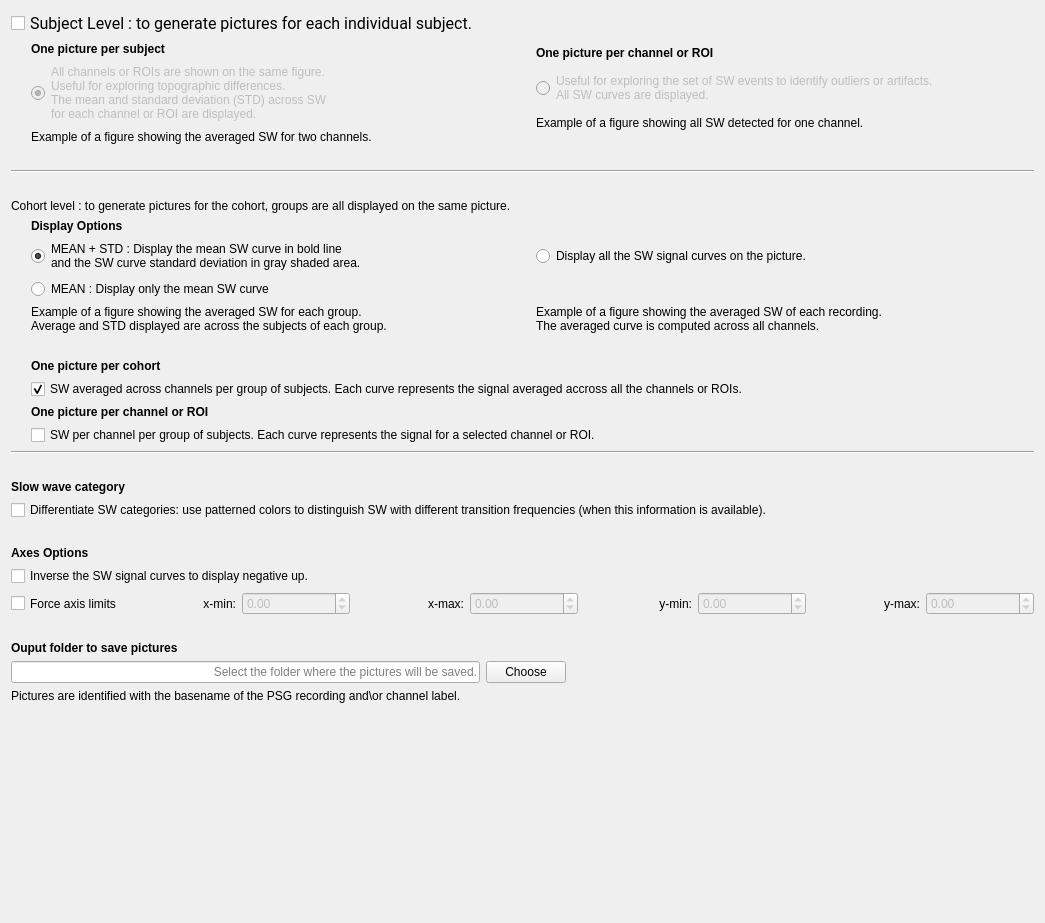
Above: tools/CEAMSTools/SlowWaveImages/OutputFiles/Ui_OutputFiles.ui from SnoozToolbox/snooz-package-ceams before the change. Below: the same form after it.
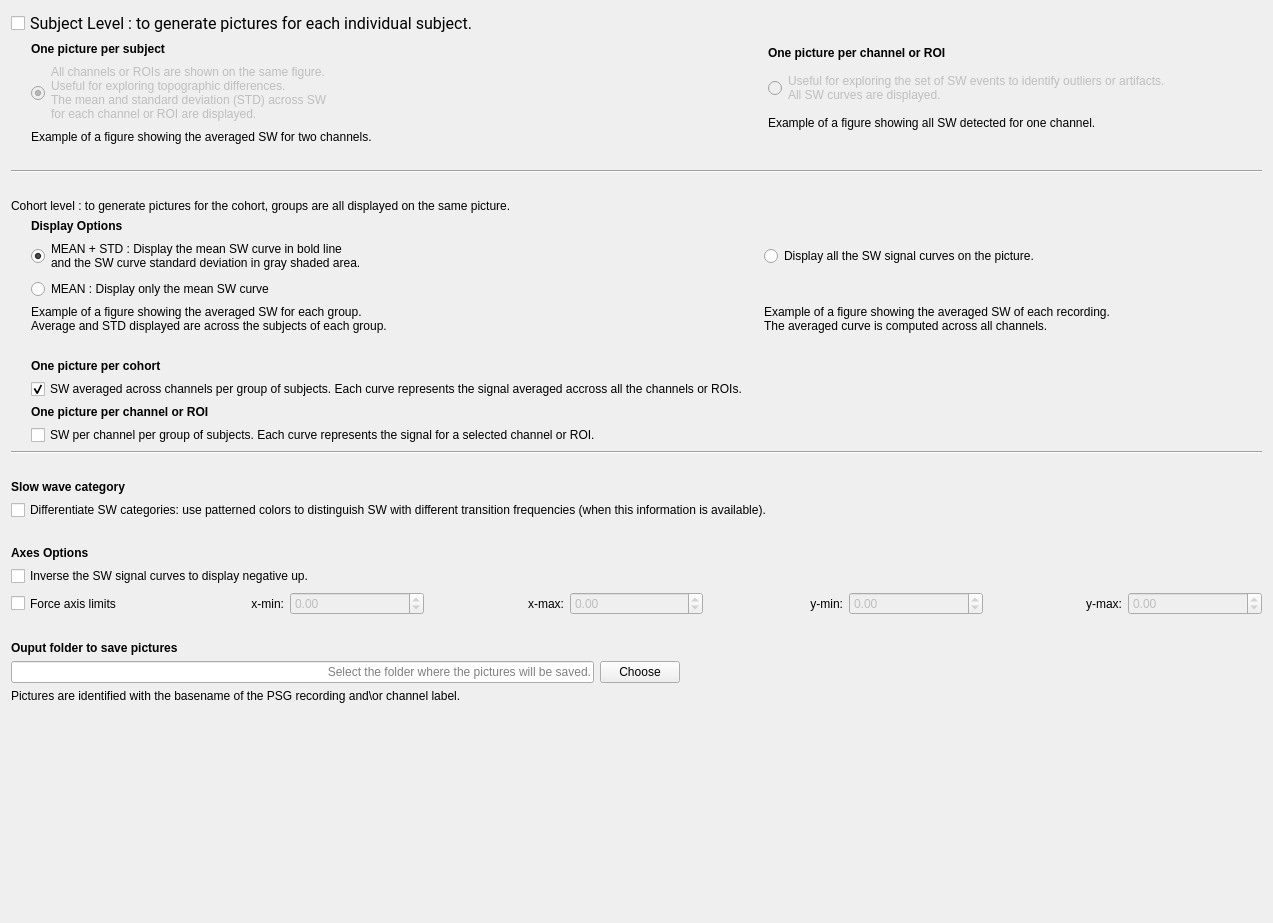
That is the form after the change.

```diff
--- a/tools/CEAMSTools/SlowWaveImages/OutputFiles/Ui_OutputFiles.ui
+++ b/tools/CEAMSTools/SlowWaveImages/OutputFiles/Ui_OutputFiles.ui
@@ -6,7 +6,7 @@
    <rect>
     <x>0</x>
     <y>0</y>
-    <width>1045</width>
+    <width>1273</width>
     <height>923</height>
    </rect>
   </property>
@@ -117,6 +117,19 @@
          </item>
         </layout>
        </item>
+       <item>
+        <spacer name="horizontalSpacer_4">
+         <property name="orientation">
+          <enum>Qt::Orientation::Horizontal</enum>
+         </property>
+         <property name="sizeHint" stdset="0">
+          <size>
+           <width>40</width>
+           <height>20</height>
+          </size>
+         </property>
+        </spacer>
+       </item>
        <item>
         <layout class="QVBoxLayout" name="verticalLayout_4">
          <item>
@@ -152,7 +165,7 @@
          <item>
           <widget class="QLabel" name="label_18">
            <property name="text">
-            <string>Example of a figure showing all SW detected for one channel.</string>
+            <string>Example of a figure showing all SW detected for one channel.                                                  </string>
            </property>
           </widget>
          </item>
@@ -232,53 +245,6 @@
          </item>
          <item>
           <layout class="QGridLayout" name="gridLayout">
-           <item row="3" column="1">
-            <widget class="QLabel" name="label_cohort_pic_all">
-             <property name="enabled">
-              <bool>true</bool>
-             </property>
-             <property name="sizePolicy">
-              <sizepolicy hsizetype="Preferred" vsizetype="Preferred">
-               <horstretch>0</horstretch>
-               <verstretch>0</verstretch>
-              </sizepolicy>
-             </property>
-             <property name="minimumSize">
-              <size>
-               <width>0</width>
-               <height>0</height>
-              </size>
-             </property>
-             <property name="maximumSize">
-              <size>
-               <width>16777215</width>
-               <height>16777215</height>
-              </size>
-             </property>
-             <property name="frameShape">
-              <enum>QFrame::Shape::NoFrame</enum>
-             </property>
-             <property name="text">
-              <string/>
-             </property>
-             <property name="scaledContents">
-              <bool>false</bool>
-             </property>
-             <property name="alignment">
-              <set>Qt::AlignmentFlag::AlignLeading|Qt::AlignmentFlag::AlignLeft|Qt::AlignmentFlag::AlignVCenter</set>
-             </property>
-            </widget>
-           </item>
-           <item row="0" column="1">
-            <widget class="QRadioButton" name="radioButton_all">
-             <property name="text">
-              <string>Display all the SW signal curves on the picture.</string>
-             </property>
-             <attribute name="buttonGroup">
-              <string notr="true">buttonGroup_mean</string>
-             </attribute>
-            </widget>
-           </item>
            <item row="1" column="0">
             <widget class="QRadioButton" name="radioButton_mean">
              <property name="text">
@@ -289,6 +255,45 @@
              </attribute>
             </widget>
            </item>
+           <item row="3" column="0">
+            <widget class="QLabel" name="label_cohort_pic_shade">
+             <property name="sizePolicy">
+              <sizepolicy hsizetype="Preferred" vsizetype="Preferred">
+               <horstretch>0</horstretch>
+               <verstretch>0</verstretch>
+              </sizepolicy>
+             </property>
+             <property name="minimumSize">
+              <size>
+               <width>0</width>
+               <height>0</height>
+              </size>
+             </property>
+             <property name="maximumSize">
+              <size>
+               <width>16777215</width>
+               <height>16777215</height>
+              </size>
+             </property>
+             <property name="frameShape">
+              <enum>QFrame::Shape::NoFrame</enum>
+             </property>
+             <property name="text">
+              <string/>
+             </property>
+             <property name="scaledContents">
+              <bool>false</bool>
+             </property>
+            </widget>
+           </item>
+           <item row="2" column="2">
+            <widget class="QLabel" name="label_7">
+             <property name="text">
+              <string>Example of a figure showing the averaged SW of each recording.
+The averaged curve is computed across all channels.</string>
+             </property>
+            </widget>
+           </item>
            <item row="0" column="0">
             <widget class="QRadioButton" name="radioButton_meanstd">
              <property name="sizePolicy">
@@ -315,8 +320,11 @@
              </attribute>
             </widget>
            </item>
-           <item row="3" column="0">
-            <widget class="QLabel" name="label_cohort_pic_shade">
+           <item row="3" column="2">
+            <widget class="QLabel" name="label_cohort_pic_all">
+             <property name="enabled">
+              <bool>true</bool>
+             </property>
              <property name="sizePolicy">
               <sizepolicy hsizetype="Preferred" vsizetype="Preferred">
                <horstretch>0</horstretch>
@@ -344,6 +352,19 @@
              <property name="scaledContents">
               <bool>false</bool>
              </property>
+             <property name="alignment">
+              <set>Qt::AlignmentFlag::AlignLeading|Qt::AlignmentFlag::AlignLeft|Qt::AlignmentFlag::AlignVCenter</set>
+             </property>
+            </widget>
+           </item>
+           <item row="0" column="2">
+            <widget class="QRadioButton" name="radioButton_all">
+             <property name="text">
+              <string>Display all the SW signal curves on the picture.                                                                   </string>
+             </property>
+             <attribute name="buttonGroup">
+              <string notr="true">buttonGroup_mean</string>
+             </attribute>
             </widget>
            </item>
            <item row="2" column="0">
@@ -354,13 +375,18 @@
              </property>
             </widget>
            </item>
-           <item row="2" column="1">
-            <widget class="QLabel" name="label_7">
-             <property name="text">
-              <string>Example of a figure showing the averaged SW of each recording.
-The averaged curve is computed across all channels.</string>
+           <item row="1" column="1">
+            <spacer name="horizontalSpacer_5">
+             <property name="orientation">
+              <enum>Qt::Orientation::Horizontal</enum>
              </property>
-            </widget>
+             <property name="sizeHint" stdset="0">
+              <size>
+               <width>40</width>
+               <height>20</height>
+              </size>
+             </property>
+            </spacer>
            </item>
           </layout>
          </item>
```
Left out of the diff: 2 changed lines with no effect on the pictures.
